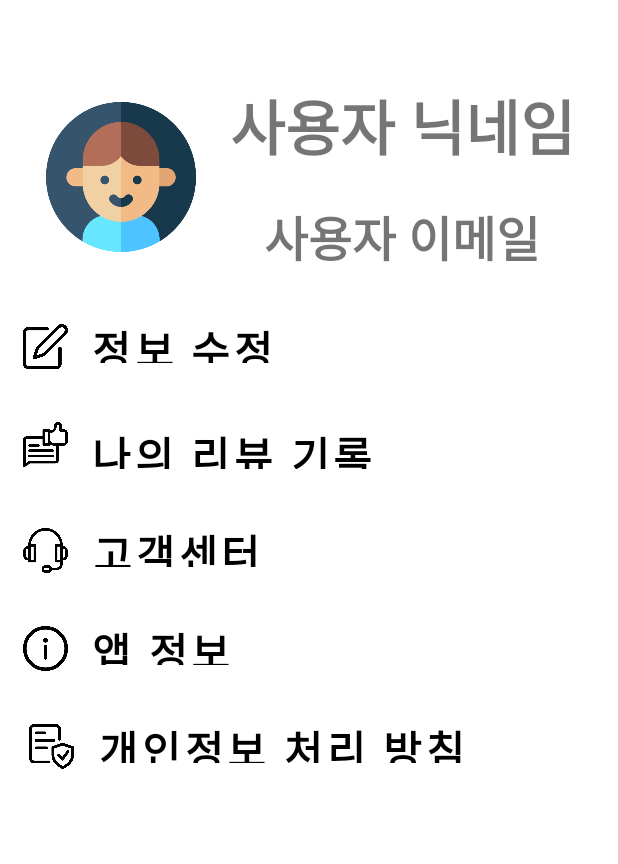
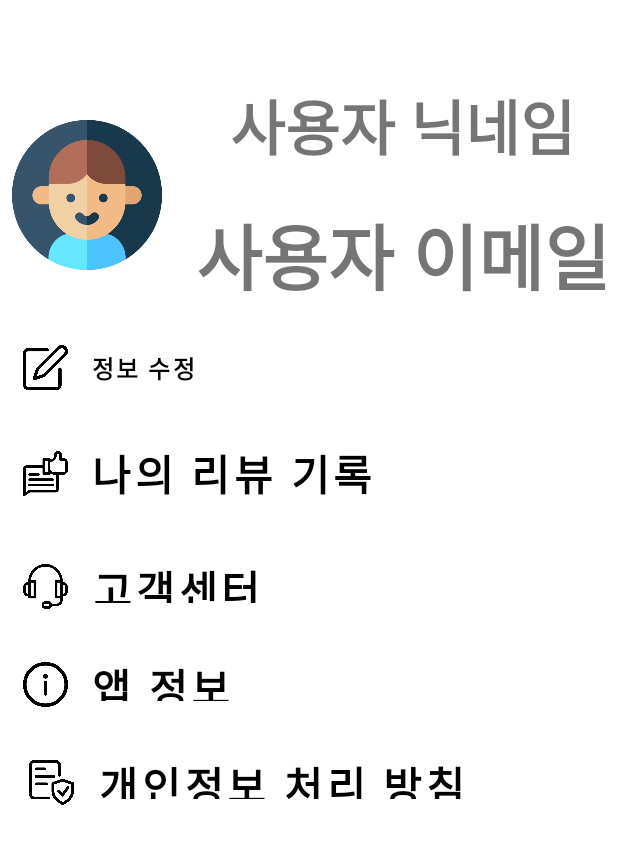
Before and after one commit to ohamin26/kotlin_red_lighthouse, an Android app: the layout activity_user_info.xml on its own in the app's theme, with its tools: preview values and no code run, on a phone screen of 412 x 824 dp, the part 69-933 px from its top. Run offline under Robolectric (Android 15) with nearby library versions, the phone set to English and light mode, and no system bars.

Commit message:
2023.6.8 font size 규정 파일 생성

```diff
--- a/app/src/main/res/layout/activity_user_info.xml
+++ b/app/src/main/res/layout/activity_user_info.xml
@@ -94,25 +94,25 @@
                 android:layout_width="wrap_content"
                 android:layout_height="wrap_content"
                 android:layout_marginLeft="15dp"
-                android:layout_marginTop="20dp"
+                android:layout_marginTop="15dp"
                 android:orientation="horizontal">
                 <!--정보 수정 로고 이미지 뷰-->
                 <ImageView
                     android:layout_width="30dp"
                     android:layout_height="30dp"
-                    android:layout_marginTop="14dp"
+                    android:layout_gravity="center"
                     android:src="@drawable/edit">
                 </ImageView>
                 <!--이메일, 닉네임 정보 수정 페이지로 이동 버튼-->
                 <Button
                     android:id="@+id/btn_edit"
                     android:layout_width="wrap_content"
-                    android:layout_height="50dp"
+                    android:layout_height="wrap_content"
                     android:background="#00ff0000"
                     android:text="정보 수정"
                     android:textColor="@color/black"
                     android:textStyle="bold"
-                    android:textSize="28dp"
+                    android:textSize="@dimen/body1"
                     android:fontFamily="@font/suite"
                     />
             </LinearLayout>
@@ -128,15 +128,14 @@
                 <ImageView
                     android:layout_width="30dp"
                     android:layout_height="30dp"
-                    android:layout_marginTop="14dp"
+                    android:layout_gravity="center"
                     android:src="@drawable/review">
                 </ImageView>
                 <!--나의 리뷰 페이지로 이동 버튼-->
                 <Button
                     android:id="@+id/btn_review"
                     android:layout_width="wrap_content"
-                    android:layout_height="50dp"
-                    android:layout_marginTop="5dp"
+                    android:layout_height="wrap_content"
                     android:text="나의 리뷰 기록"
                     android:textStyle="bold"
                     android:textSize="28dp"
```
Also changed, not shown: app/src/main/res/values/font_size.xml (+8 -8 lines).
